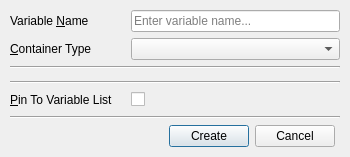
Above: Gems/ScriptCanvas/Code/Editor/View/Dialogs/ContainerWizard/ContainerWizard.ui from Zee2401/o3de before the change. Below: the same form after it.
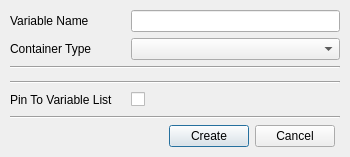
That is the form after the change.

Commit message:
Palette: Enhance Lua IDE Find dialog accessibility and usability
- Add mnemonics to search labels, options, and buttons
- Establish buddy relationships for accessibility
- Add placeholders and clear buttons to find/replace inputs

The edit to the form file:
```diff
--- a/Gems/ScriptCanvas/Code/Editor/View/Dialogs/ContainerWizard/ContainerWizard.ui
+++ b/Gems/ScriptCanvas/Code/Editor/View/Dialogs/ContainerWizard/ContainerWizard.ui
@@ -86,22 +86,12 @@
          </size>
         </property>
         <property name="text">
-         <string>Variable &amp;Name</string>
-        </property>
-        <property name="buddy">
-         <cstring>variableName</cstring>
+         <string>Variable Name</string>
         </property>
        </widget>
       </item>
       <item>
-       <widget class="QLineEdit" name="variableName">
-        <property name="placeholderText">
-         <string>Enter variable name...</string>
-        </property>
-        <property name="clearButtonEnabled">
-         <bool>true</bool>
-        </property>
-       </widget>
+       <widget class="QLineEdit" name="variableName"/>
       </item>
      </layout>
     </widget>
@@ -151,10 +141,7 @@
          <string>Specifies the type of Container to create.</string>
         </property>
         <property name="text">
-         <string>&amp;Container Type</string>
-        </property>
-        <property name="buddy">
-         <cstring>containerTypeBox</cstring>
+         <string>Container Type</string>
         </property>
        </widget>
       </item>
@@ -276,10 +263,7 @@
          </size>
         </property>
         <property name="text">
-         <string>&amp;Pin To Variable List</string>
-        </property>
-        <property name="buddy">
-         <cstring>checkBox</cstring>
+         <string>Pin To Variable List</string>
         </property>
        </widget>
       </item>
```
The commit also changes 1 other file.
